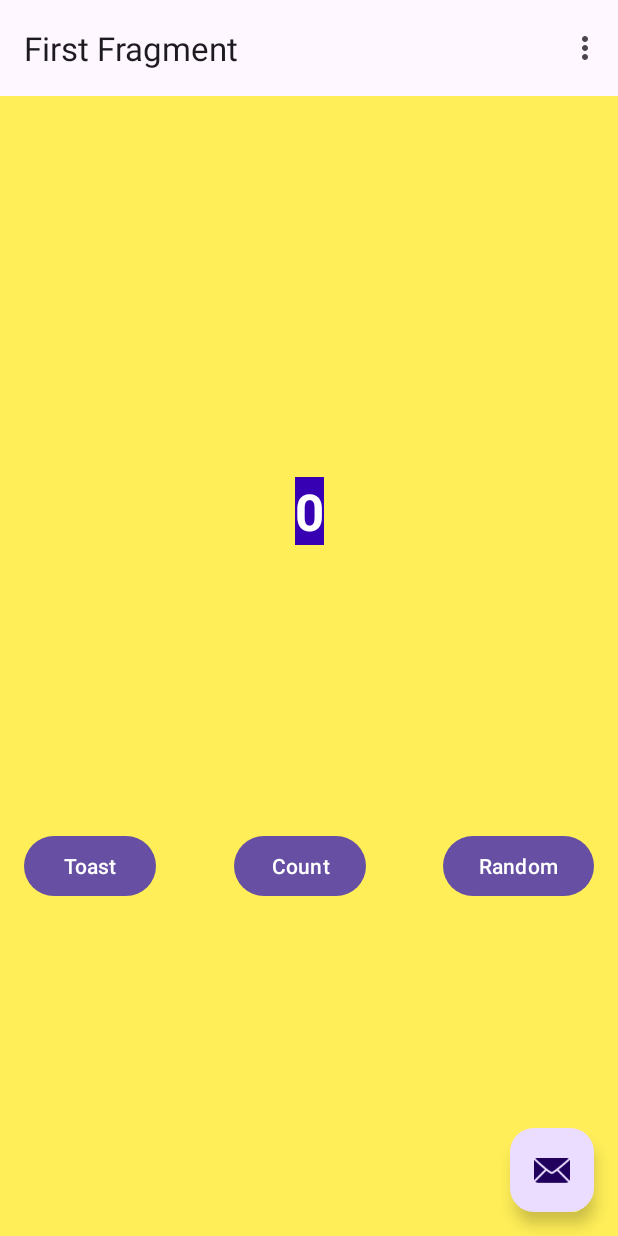
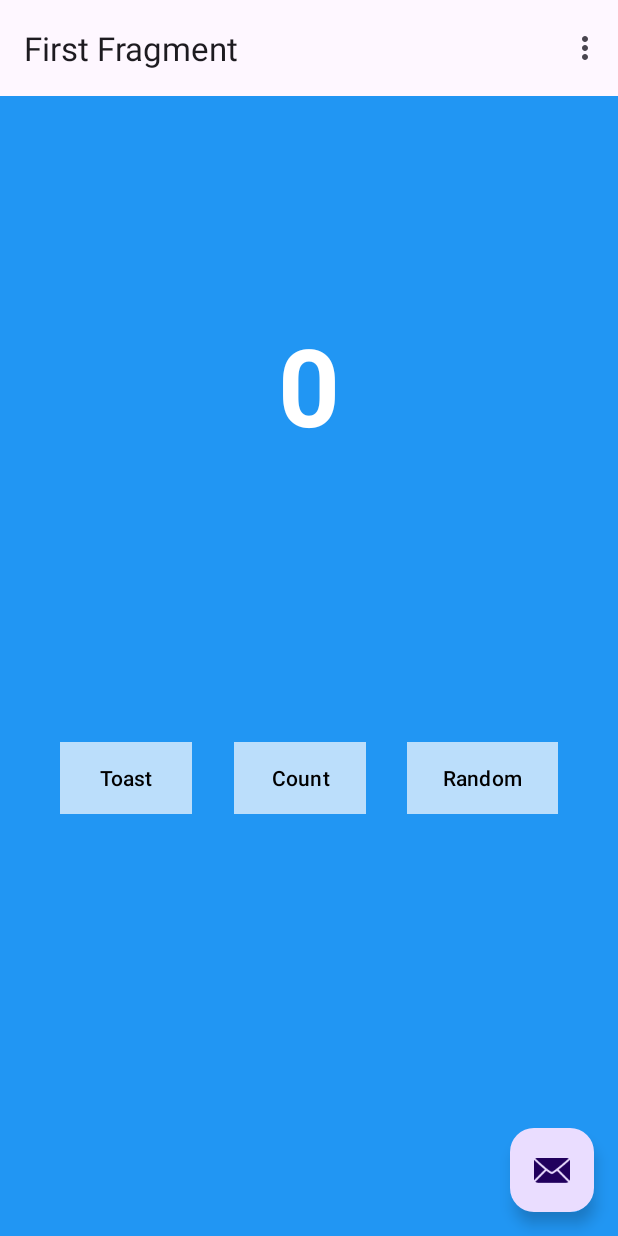
Before and after one commit to wchipman-csupueblo/CIS386_First_Android_App, an Android app: the screen it shows after launch (MainActivity), on a phone screen of 412 x 824 dp. Run offline under Robolectric (Android 15) with nearby library versions, the phone set to English and light mode, and no system bars; our stand-ins replace navigation-ui.

Commit message:
Added toast message and counter

```diff
--- a/app/src/main/java/com/example/cis386_first_android_app/FirstFragment.kt
+++ b/app/src/main/java/com/example/cis386_first_android_app/FirstFragment.kt
@@ -5,6 +5,8 @@ import androidx.fragment.app.Fragment
 import android.view.LayoutInflater
 import android.view.View
 import android.view.ViewGroup
+import android.widget.TextView
+import android.widget.Toast
 import androidx.navigation.fragment.findNavController
 import com.example.cis386_first_android_app.databinding.FragmentFirstBinding
 
@@ -35,6 +37,23 @@ class FirstFragment : Fragment() {
         binding.randomButton.setOnClickListener {
             findNavController().navigate(R.id.action_FirstFragment_to_SecondFragment)
         }
+        binding.toastButton.setOnClickListener {
+            val myToast = Toast.makeText(context, getString(R.string.toast_message) , Toast.LENGTH_SHORT)
+            myToast.show()
+        }
+        binding.countButton.setOnClickListener {
+            countMe(view)
+        }
+    }
+
+    private fun countMe(view: View) {
+        val showCountTextView = view.findViewById<TextView>(R.id.textview_first)
+        val countString = showCountTextView.text.toString()
+
+        var count = countString.toInt()
+        count++
+
+        showCountTextView.text = count.toString()
     }
 
     override fun onDestroyView() {
--- a/app/src/main/res/layout/fragment_first.xml
+++ b/app/src/main/res/layout/fragment_first.xml
@@ -18,44 +18,57 @@
             android:layout_width="wrap_content"
             android:layout_height="wrap_content"
             android:layout_marginTop="190dp"
+            android:layout_marginEnd="24dp"
+            android:background="@color/buttonBackground"
+            android:textColor="@android:color/black"
             android:text="@string/random_button_text"
+            app:backgroundTint="@null"
             app:layout_constraintBottom_toBottomOf="parent"
             app:layout_constraintEnd_toEndOf="parent"
             app:layout_constraintTop_toBottomOf="@id/textview_first"
-            app:layout_constraintVertical_bias="0.57" />
+            app:layout_constraintVertical_bias="0.57"
+            tools:ignore="TextContrastCheck" />
 
         <TextView
             android:id="@+id/textview_first"
             android:layout_width="wrap_content"
             android:layout_height="wrap_content"
-            android:background="@color/colorPrimaryDark"
             android:fontFamily="sans-serif"
             android:text="@string/hello"
             android:textAlignment="center"
             android:textColor="@android:color/white"
-            android:textSize="34sp"
+            android:textSize="72sp"
             android:textStyle="bold"
             app:layout_constraintBottom_toBottomOf="parent"
             app:layout_constraintEnd_toEndOf="parent"
             app:layout_constraintHorizontal_bias="0.50"
             app:layout_constraintStart_toStartOf="parent"
-            app:layout_constraintTop_toTopOf="parent" />
+            app:layout_constraintTop_toTopOf="parent"
+            app:layout_constraintVertical_bias="0.35000002" />
 
         <Button
             android:id="@+id/toast_button"
             android:layout_width="wrap_content"
             android:layout_height="wrap_content"
+            android:layout_marginStart="24dp"
+            android:background="@color/buttonBackground"
+            app:backgroundTint="@null"
             android:text="@string/toast_button_text"
+            android:textColor="@android:color/black"
             app:layout_constraintBottom_toBottomOf="parent"
             app:layout_constraintStart_toStartOf="parent"
             app:layout_constraintTop_toBottomOf="@+id/textview_first"
-            app:layout_constraintVertical_bias="1.0" />
+            app:layout_constraintVertical_bias="1.0"
+            tools:ignore="TextContrastCheck" />
 
         <Button
             android:id="@+id/count_button"
             android:layout_width="wrap_content"
             android:layout_height="wrap_content"
+            android:background="@color/buttonBackground"
             android:text="@string/count_button_text"
+            android:textColor="@color/black"
+            app:backgroundTint="@null"
             app:layout_constraintBottom_toBottomOf="parent"
             app:layout_constraintEnd_toStartOf="@+id/random_button"
             app:layout_constraintStart_toEndOf="@+id/toast_button"
--- a/app/src/main/res/values/colors.xml
+++ b/app/src/main/res/values/colors.xml
@@ -5,5 +5,6 @@
     <color name="colorPrimary">#6200EE</color>
     <color name="colorPrimaryDark">#3700B3</color>
     <color name="colorAccent">#03DAC5</color>
-    <color name="screenBackground">#FFEE58</color>
+    <color name="screenBackground">#2196F3</color>
+    <color name="buttonBackground">#BBDEFB</color>
 </resources>
--- a/app/src/main/res/values/strings.xml
+++ b/app/src/main/res/values/strings.xml
@@ -11,4 +11,5 @@
     <string name="toast_button_text">Toast</string>
     <string name="random_button_text">Random</string>
     <string name="count_button_text">Count</string>
+    <string name="toast_message">Hello Toasty!</string>
 </resources>
```
